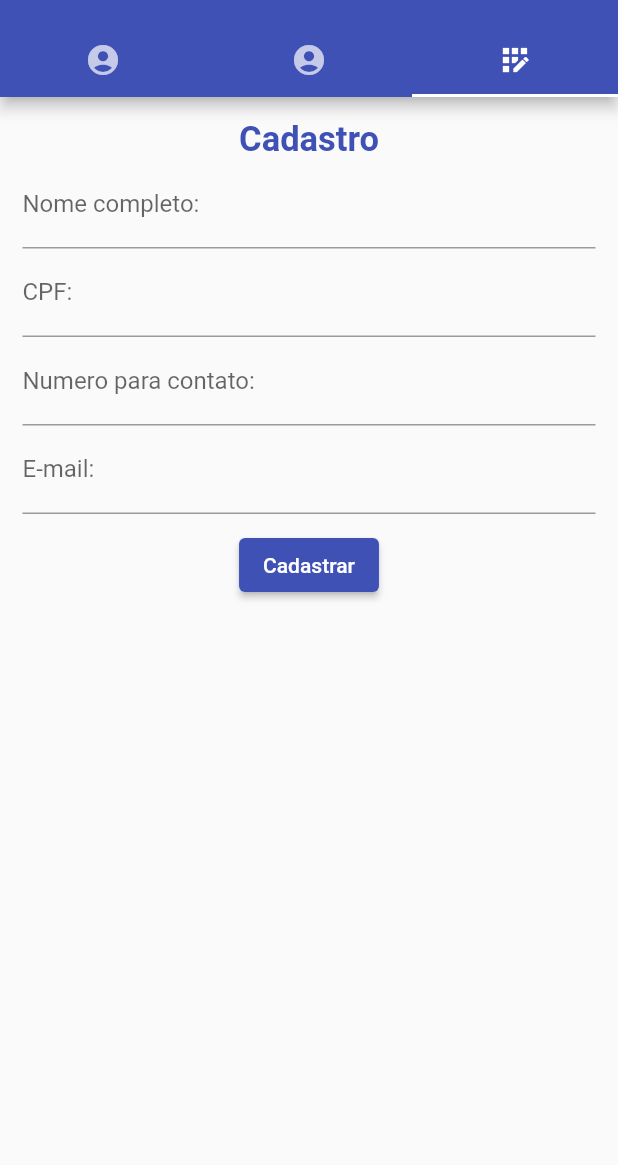
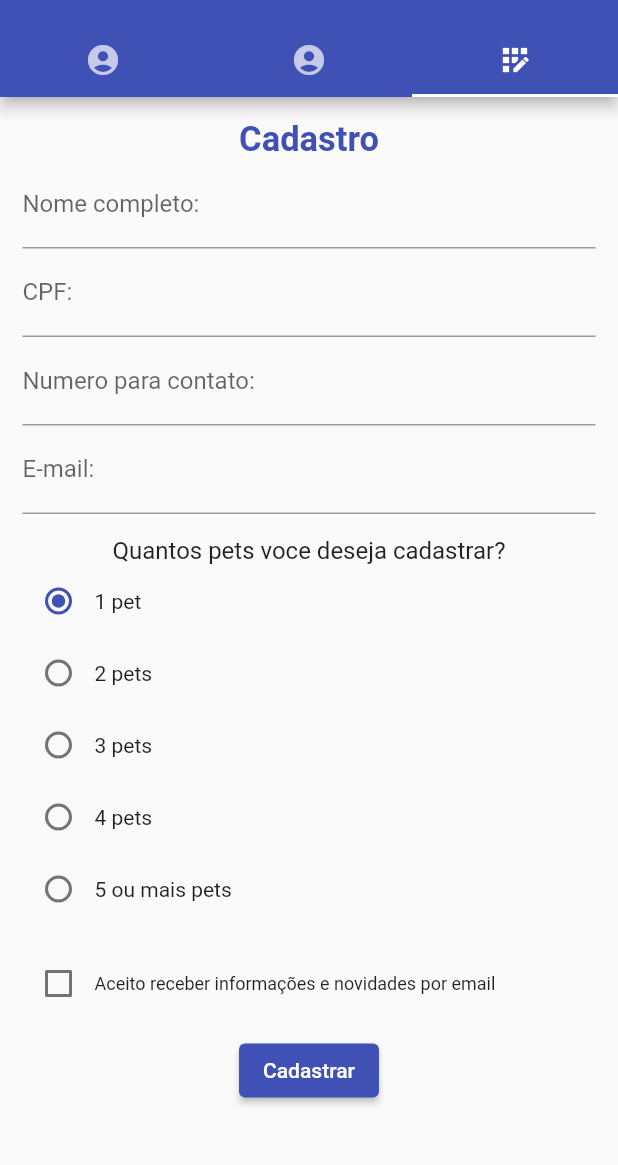
Before and after one commit to aaa1101/atvs-SI700, a Flutter app: the screen it shows after launch, tab 3 chosen, on a phone screen of 412 x 824 dp, the part 59-1224 px from its top. Run offline on Flutter 3.47's test engine with Material 2 defaults, Android fonts, the phone set to English and light mode, and no system bars; our stand-ins replace mask_text_input_formatter.

Commit message:
add dois elementos de entrada de dado

```diff
--- a/atv02/lib/model/client.dart
+++ b/atv02/lib/model/client.dart
@@ -3,11 +3,15 @@ class Client {
   String cd_cpf = "";
   String cd_tel = "";
   String nm_email = "";
+  int qtd_pets = 1;
+  bool ic_propaganda = false;
 
   doSomething() {
     print("Cliente: $nm_cliente");
     print("CPF: $cd_cpf");
     print("Telefone: $cd_tel");
     print("Email: $nm_email");
+    print("Quantidade de pets para cadastrar: $qtd_pets");
+    print("Aceita propaganda: $ic_propaganda");
   }
 }
--- a/atv02/lib/screens/cadastro.dart
+++ b/atv02/lib/screens/cadastro.dart
@@ -36,6 +36,27 @@ class _CadastroState extends State<Cadastro> {
               lblCPF(),
               lblTel(),
               lblEmail(),
+              const Padding(
+                  padding: EdgeInsets.only(top: 15.0),
+                  child: Text(
+                    'Quantos pets voce deseja cadastrar?',
+                    style: TextStyle(fontSize: 16),
+                  )),
+              Row(children: [radQtdAnimal(1), const Text("1 pet")]),
+              Row(children: [radQtdAnimal(2), const Text("2 pets")]),
+              Row(children: [radQtdAnimal(3), const Text("3 pets")]),
+              Row(children: [radQtdAnimal(4), const Text("4 pets")]),
+              Row(children: [radQtdAnimal(5), const Text("5 ou mais pets")]),
+              Padding(
+                padding: const EdgeInsets.only(top: 15.0),
+                child: Row(children: [
+                  chkPropaganda(),
+                  const Text(
+                    'Aceito receber informações e novidades por email',
+                    style: TextStyle(fontSize: 12),
+                  )
+                ]),
+              ),
               btnCadastrar(),
             ],
           )),
@@ -102,6 +123,32 @@ class _CadastroState extends State<Cadastro> {
     );
   }
 
+  Widget radQtdAnimal(int value) {
+    return Radio(
+        value: value,
+        groupValue: client.qtd_pets,
+        onChanged: (int? inValue) {
+          if (inValue != null) {
+            setState(() {
+              client.qtd_pets = inValue;
+            });
+          }
+        });
+  }
+
+  Widget chkPropaganda() {
+    return Checkbox(
+      value: client.ic_propaganda,
+      onChanged: (bool? inValue) {
+        if (inValue != null) {
+          setState(() {
+            client.ic_propaganda = inValue;
+          });
+        }
+      },
+    );
+  }
+
   Widget btnCadastrar() {
     return Padding(
       padding: const EdgeInsets.all(10.0),
```
